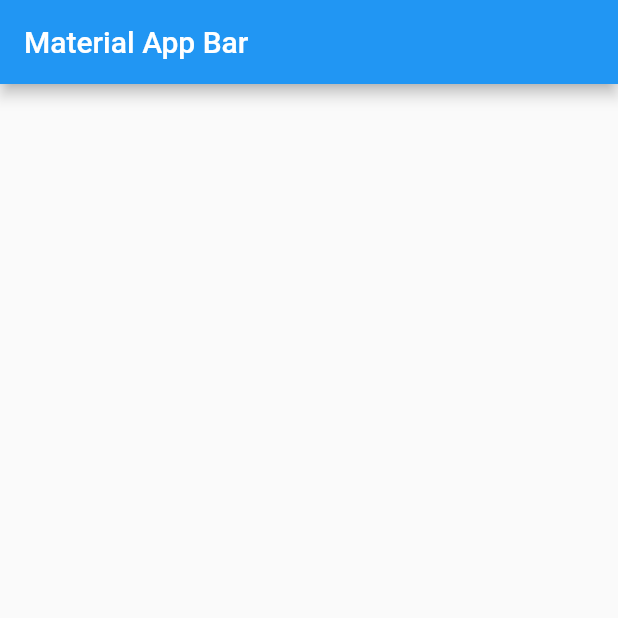
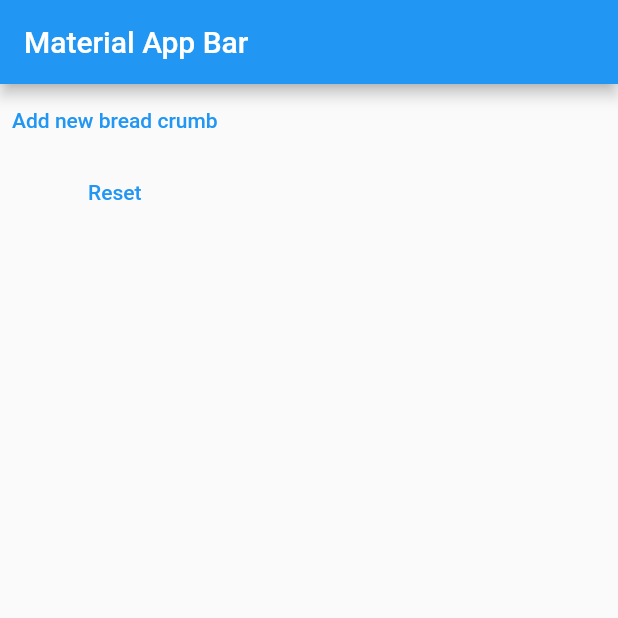
Before and after one commit to hwangblood/flutter-state-management, a Flutter app: the screen it shows after launch, on a phone screen of 412 x 824 dp, the top half of it. Run offline on Flutter 3.47's test engine with Material 2 defaults, Android fonts, the phone set to English and light mode, and no system bars.

Commit message:
Add Buttons

```diff
--- a/Chapter5-Provider/testingprovider_course/lib/main.dart
+++ b/Chapter5-Provider/testingprovider_course/lib/main.dart
@@ -102,7 +102,20 @@ class HomePage extends StatelessWidget {
       appBar: AppBar(
         title: const Text('Material App Bar'),
       ),
-      body: Column(),
+      body: Column(
+        children: [
+          TextButton(
+            onPressed: () {
+              Navigator.of(context).pushNamed('/new');
+            },
+            child: const Text('Add new bread crumb'),
+          ),
+          TextButton(
+            onPressed: () {},
+            child: const Text('Reset'),
+          ),
+        ],
+      ),
     );
   }
 }
```
